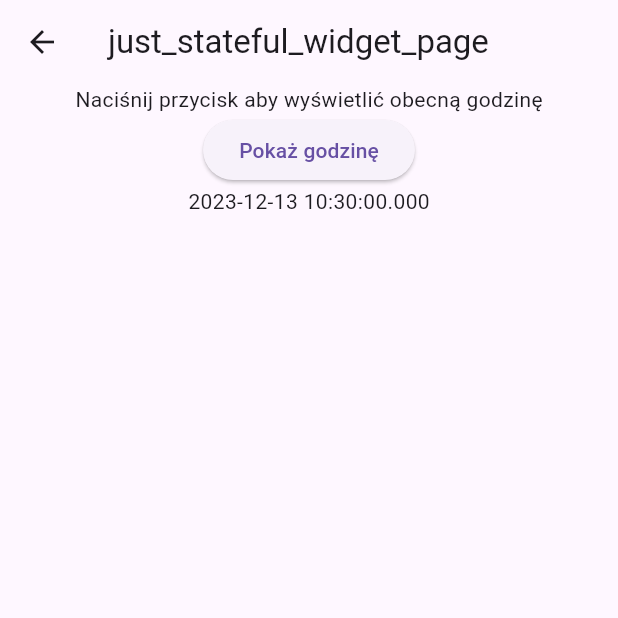
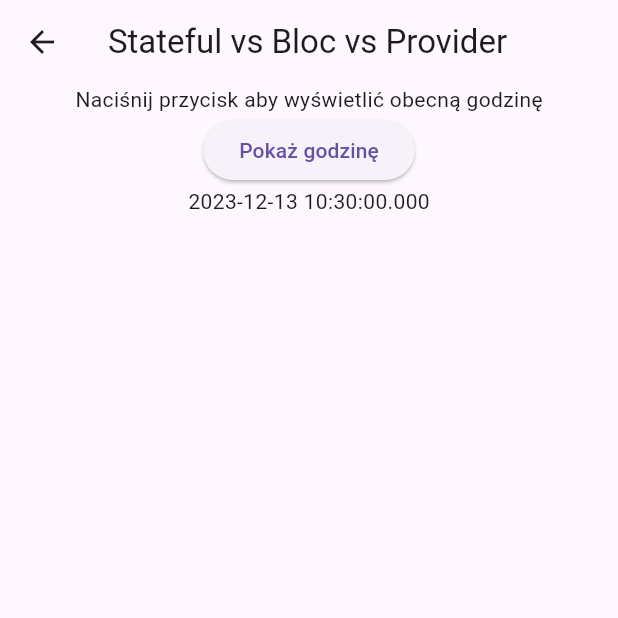
Before and after one commit to Falynsky/unclean_app, a Flutter app: the JustStatefulWidgetPage2 screen opened directly, on a phone screen of 412 x 824 dp, the top half of it. Run offline on Flutter 3.47's test engine with Material 3 defaults, Android fonts, the phone set to English and light mode, and no system bars; our stand-ins replace bloc, equatable, flutter_bloc, flutter_svg, freezed_annotation, google_fonts.

Commit message:
final fixes

```diff
--- a/lib/pages/container_page/container_page.dart
+++ b/lib/pages/container_page/container_page.dart
@@ -27,7 +27,7 @@ class _ContainerPageState extends State<ContainerPage> {
     StopwatchUtils().start(key: 'container_page');
     final Scaffold scaffold = Scaffold(
       appBar: AppBar(
-        title: const Text('SizedBox'),
+        title: const Text('Containers'),
       ),
       body: WillPopScope(
         onWillPop: onWillPop,
--- a/lib/pages/just_stateful_widget_page_2/just_stateful_widget_page_2.dart
+++ b/lib/pages/just_stateful_widget_page_2/just_stateful_widget_page_2.dart
@@ -31,7 +31,7 @@ class _JustStatefulWidgetPage2State extends State<JustStatefulWidgetPage2> {
     StopwatchUtils().start(key: 'just_stateful_widget_page');
     final Scaffold scaffold = Scaffold(
       appBar: AppBar(
-        title: const Text('just_stateful_widget_page'),
+        title: const Text('Stateful vs Bloc vs Provider'),
       ),
       body: WillPopScope(
         onWillPop: onWillPop,
--- a/lib/pages/list_view_page/list_view_card_list.dart
+++ b/lib/pages/list_view_page/list_view_card_list.dart
@@ -1,7 +1,6 @@
 import 'package:flutter/material.dart';
 import 'package:flutter_bloc/flutter_bloc.dart';
 import 'package:unclean_app/bloc/list_view_bloc/list_view_bloc.dart';
-import 'package:unclean_app/configs/transaction.dart';
 import 'package:unclean_app/cubit/navigation_cubit/navigation_cubit.dart';
 import 'package:unclean_app/enums/navigation_screens_enum.dart';
 import 'package:unclean_app/pages/list_view_page/list_view_card.dart';
@@ -30,6 +29,7 @@ class _ListViewCardListState extends State<ListViewCardList> {
 
   @override
   Widget build(BuildContext context) {
+    final List<dynamic> transactions = transactionsBloc.transactions;
     return Container(
       child: Column(
         children: <Widget>[
@@ -40,7 +40,9 @@ class _ListViewCardListState extends State<ListViewCardList> {
           Expanded(
             child: ListView(
               controller: scrollController,
-              children: transactionsBloc.transactions.map((Transaction transaction) {
+
+              /// VVV konieczność ręcznej iteracji po liście
+              children: transactions.map((transaction) {
                 return Container(
                   child: ListViewCard(
                     transaction: transaction,
--- a/lib/pages/paddings_page/paddings_page.dart
+++ b/lib/pages/paddings_page/paddings_page.dart
@@ -27,7 +27,7 @@ class _PaddingsPageState extends State<PaddingsPage> {
     StopwatchUtils().start(key: 'paddings_page');
     final Scaffold scaffold = Scaffold(
       appBar: AppBar(
-        title: const Text('SizedBox'),
+        title: const Text('Paddings'),
       ),
       body: WillPopScope(
         onWillPop: onWillPop,
--- a/pubspec.yaml
+++ b/pubspec.yaml
@@ -29,6 +29,7 @@ dependencies:
   json_serializable: 6.7.1
   provider: 6.0.5
 
+
 dev_dependencies:
   flutter_test:
     sdk: flutter
```
Also changed, not shown: 2 other files.
